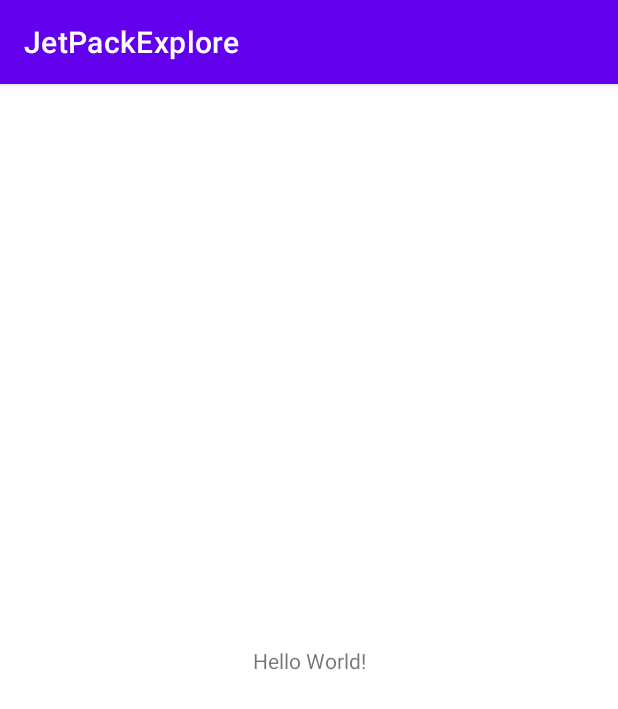
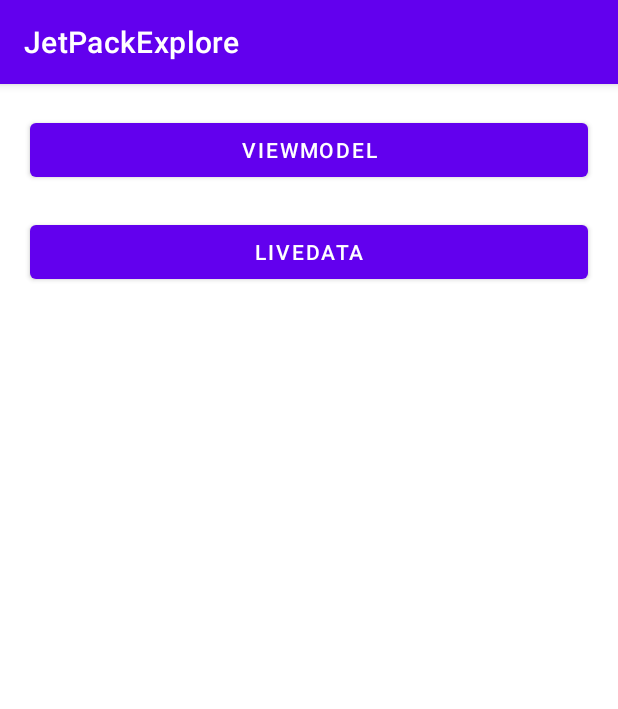
Before and after one commit to zhongyao/JetPackExplore, an Android app: the screen it shows after launch (MainActivity), on a phone screen of 412 x 824 dp. Shown: the top 709 px of the screen. Run offline under Robolectric (Android 15) with nearby library versions, the phone set to English and light mode, and no system bars.

Commit message:
ViewModel explore

```diff
--- a/app/build.gradle
+++ b/app/build.gradle
@@ -1,5 +1,6 @@
 plugins {
     id 'com.android.application'
+    id 'kotlin-android'
 }
 
 android {
@@ -33,6 +34,7 @@ dependencies {
     implementation 'androidx.appcompat:appcompat:1.2.0'
     implementation 'com.google.android.material:material:1.1.0'
     implementation 'androidx.constraintlayout:constraintlayout:2.1.0'
+    implementation "org.jetbrains.kotlin:kotlin-stdlib:$kotlin_version"
     testImplementation 'junit:junit:'
     androidTestImplementation 'androidx.test.ext:junit:1.1.1'
     androidTestImplementation 'androidx.test.espresso:espresso-core:3.2.0'
--- a/app/src/main/AndroidManifest.xml
+++ b/app/src/main/AndroidManifest.xml
@@ -12,10 +12,10 @@
         <activity android:name=".MainActivity">
             <intent-filter>
                 <action android:name="android.intent.action.MAIN" />
-
                 <category android:name="android.intent.category.LAUNCHER" />
             </intent-filter>
         </activity>
+        <activity android:name=".viewmodel.CounterActivity" />
     </application>
 
 </manifest>
--- a/app/src/main/java/com/hongri/jetpack/MainActivity.java
+++ /dev/null
@@ -1,14 +0,0 @@
-package com.hongri.jetpack;
-
-import androidx.appcompat.app.AppCompatActivity;
-
-import android.os.Bundle;
-
-public class MainActivity extends AppCompatActivity {
-
-    @Override
-    protected void onCreate(Bundle savedInstanceState) {
-        super.onCreate(savedInstanceState);
-        setContentView(R.layout.activity_main);
-    }
-}
--- /dev/null
+++ b/app/src/main/java/com/hongri/jetpack/MainActivity.kt
@@ -0,0 +1,24 @@
+package com.hongri.jetpack
+
+import android.content.Intent
+import android.os.Bundle
+import android.widget.Button
+import androidx.appcompat.app.AppCompatActivity
+import com.hongri.jetpack.viewmodel.CounterActivity
+
+class MainActivity : AppCompatActivity() {
+    private lateinit var viewModelBtn: Button
+    private lateinit var liveDataBtn: Button
+    override fun onCreate(savedInstanceState: Bundle?) {
+        super.onCreate(savedInstanceState)
+        setContentView(R.layout.activity_main)
+
+        viewModelBtn = findViewById(R.id.viewModelBtn)
+        liveDataBtn = findViewById(R.id.liveDataBtn)
+
+        viewModelBtn.setOnClickListener {
+            var intent = Intent(this, CounterActivity::class.java)
+            startActivity(intent)
+        }
+    }
+}
--- a/app/src/main/res/layout/activity_main.xml
+++ b/app/src/main/res/layout/activity_main.xml
@@ -6,13 +6,25 @@
     android:layout_height="match_parent"
     tools:context=".MainActivity">
 
-    <TextView
-        android:layout_width="wrap_content"
+    <Button
+        android:id="@+id/viewModelBtn"
+        android:layout_width="match_parent"
         android:layout_height="wrap_content"
-        android:text="Hello World!"
-        app:layout_constraintBottom_toBottomOf="parent"
+        android:layout_margin="20dp"
+        android:text="ViewModel"
         app:layout_constraintLeft_toLeftOf="parent"
         app:layout_constraintRight_toRightOf="parent"
         app:layout_constraintTop_toTopOf="parent" />
 
+    <Button
+        android:id="@+id/liveDataBtn"
+        android:layout_width="match_parent"
+        android:layout_height="wrap_content"
+        android:layout_margin="20dp"
+        android:text="LiveData"
+        app:layout_constraintLeft_toLeftOf="parent"
+        app:layout_constraintRight_toRightOf="parent"
+        app:layout_constraintTop_toBottomOf="@id/viewModelBtn" />
+
+
 </androidx.constraintlayout.widget.ConstraintLayout>
--- a/build.gradle
+++ b/build.gradle
@@ -1,11 +1,15 @@
 // Top-level build file where you can add configuration options common to all sub-projects/modules.
 buildscript {
+    ext {
+        kotlin_version = '1.3.72'
+    }
     repositories {
         google()
         jcenter()
     }
     dependencies {
         classpath "com.android.tools.build:gradle:4.1.2"
+        classpath "org.jetbrains.kotlin:kotlin-gradle-plugin:$kotlin_version"
 
         // NOTE: Do not place your application dependencies here; they belong
         // in the individual module build.gradle files
```
Also changed, not shown: app/src/main/java/com/hongri/jetpack/viewmodel/CounterActivity.kt (added, +51 -0 lines), app/src/main/java/com/hongri/jetpack/viewmodel/CounterViewModel.kt (added, +7 -0 lines), app/src/main/java/com/hongri/jetpack/viewmodel/CounterViewModelFactory.kt (added, +10 -0 lines), app/src/main/res/layout/activity_counter.xml (added, +33 -0 lines).
